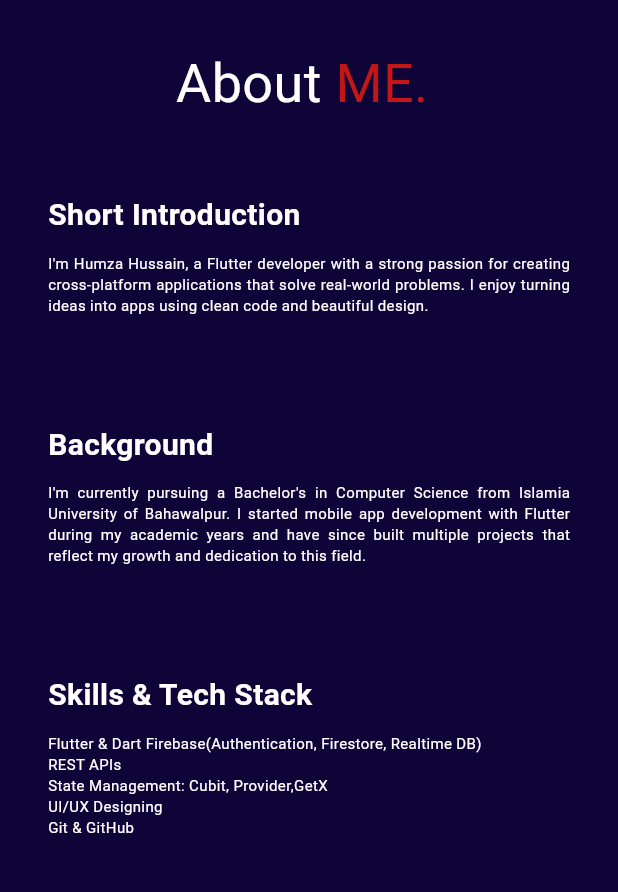
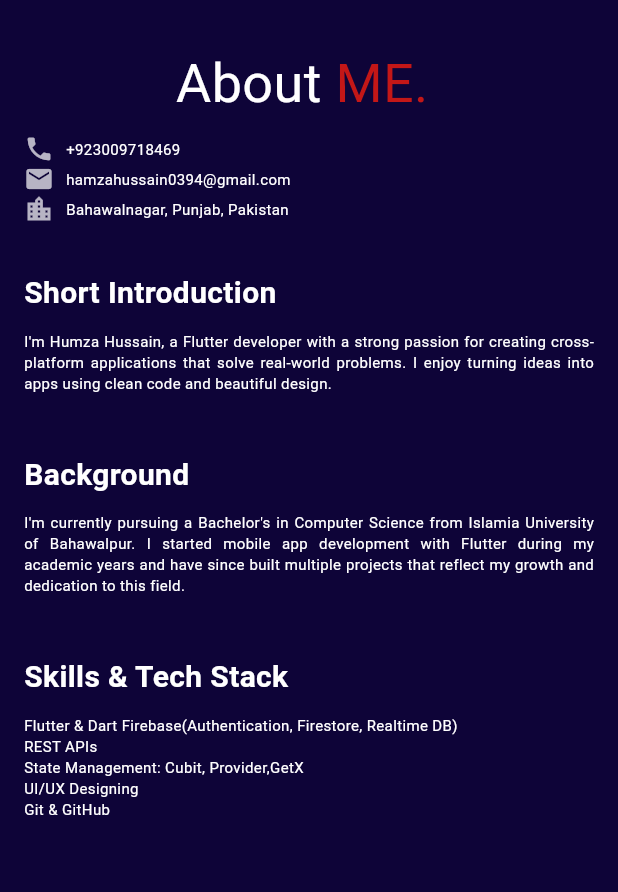
Before and after one commit to hamzaMalik469/my_portfolio, a Flutter app: the About screen opened by its route, on a phone screen of 412 x 824 dp, the part 87-979 px from its top. Run offline on Flutter 3.47's test engine with Material 3 defaults, Android fonts, the phone set to English and light mode, and no system bars; our stand-ins replace firebase_core, get, google_fonts, url_strategy; missing offline and left inert: dart:html; accounts and stored records are empty; Roboto replaces fonts that are missing (Aladin).

Commit message:
contact info and icons added

```diff
--- a/lib/Common Widgets/drawer.dart
+++ b/lib/Common Widgets/drawer.dart
@@ -2,8 +2,19 @@ import 'package:flutter/foundation.dart';
 import 'package:flutter/material.dart';
 import 'package:get/get.dart';
 import 'package:google_fonts/google_fonts.dart';
+import 'package:my_portfolio/Utility/icons_strings.dart';
+import 'package:url_launcher/url_launcher.dart';
 import 'dart:html' as html;
 import '../Utility/colors.dart';
+
+void _launchURL(String url) async {
+  final uri = Uri.parse(url);
+  if (await canLaunchUrl(uri)) {
+    await launchUrl(uri, mode: LaunchMode.externalApplication);
+  } else {
+    throw 'Could not launch $url';
+  }
+}
 
 Drawer myDrawer = Drawer(
   backgroundColor: blue,
@@ -11,12 +22,56 @@ Drawer myDrawer = Drawer(
     padding: EdgeInsets.zero,
     children: [
       DrawerHeader(
-        decoration: BoxDecoration(color: red),
-        child: Text(
-          'Navigation',
-          style: GoogleFonts.aladin(fontSize: 28, color: white),
-        ),
-      ),
+          decoration: BoxDecoration(color: blue),
+          child: Column(
+            mainAxisAlignment: MainAxisAlignment.spaceEvenly,
+            children: [
+              Row(
+                children: [
+                  Text("Humza",
+                      style:
+                          GoogleFonts.islandMoments(color: red, fontSize: 50)),
+                  const SizedBox(width: 5),
+                  Text("Hussain",
+                      style: GoogleFonts.islandMoments(
+                          color: white, fontSize: 50)),
+                ],
+              ),
+              Row(
+                children: [
+                  InkWell(
+                    onTap: () {
+                      _launchURL('https://github.com/hamzaMalik469');
+                    },
+                    child: CircleAvatar(
+                      backgroundColor: blue,
+                      child: Image.asset(github),
+                    ),
+                  ),
+                  InkWell(
+                    onTap: () {
+                      _launchURL(
+                          'https://www.linkedin.com/in/hamza-hussain-431132283?utm_source=share&utm_campaign=share_via&utm_content=profile&utm_medium=web');
+                    },
+                    child: CircleAvatar(
+                      backgroundColor: blue,
+                      child: Image.asset(linkedin),
+                    ),
+                  ),
+                  InkWell(
+                    onTap: () {
+                      _launchURL(
+                          'https://wa.me/923009718469'); // Replace with your WhatsApp number
+                    },
+                    child: CircleAvatar(
+                      backgroundColor: blue,
+                      child: Image.asset(whatsapp),
+                    ),
+                  ),
+                ],
+              )
+            ],
+          )),
       ListTile(
         title: Text('Home', style: GoogleFonts.inriaSerif(color: white)),
         onTap: () => Get.toNamed("/Home"),
--- a/lib/Common Widgets/nav_bar.dart
+++ b/lib/Common Widgets/nav_bar.dart
@@ -2,8 +2,11 @@ import 'package:flutter/material.dart';
 import 'package:google_fonts/google_fonts.dart';
 import 'package:get/get.dart';
 import 'package:flutter/foundation.dart'; // for kIsWeb
+import 'package:url_launcher/url_launcher.dart';
 import '../Utility/colors.dart';
 import 'dart:html' as html;
+
+import '../Utility/icons_strings.dart';
 
 class NavBar extends StatelessWidget {
   const NavBar({super.key, required this.selectedPage});
@@ -12,6 +15,15 @@ class NavBar extends StatelessWidget {
 
   @override
   Widget build(BuildContext context) {
+
+    void _launchURL(String url) async {
+      final uri = Uri.parse(url);
+      if (await canLaunchUrl(uri)) {
+        await launchUrl(uri, mode: LaunchMode.externalApplication);
+      } else {
+        throw 'Could not launch $url';
+      }
+    }
     return LayoutBuilder(
       builder: (context, constraints) {
         if (constraints.maxWidth > 800) {
@@ -38,6 +50,39 @@ class NavBar extends StatelessWidget {
                   _navItem("Home", "/Home"),
                   _navItem("Projects", "/Projects"),
                   _navItem("About", "/About"),
+                  Row(
+                    children: [
+                      InkWell(
+                        onTap: () {
+                          _launchURL('https://github.com/hamzaMalik469');
+                        },
+                        child: CircleAvatar(
+                          backgroundColor: blue,
+                          child: Image.asset(github),
+                        ),
+                      ),
+                      InkWell(
+                        onTap: () {
+                          _launchURL(
+                              'https://www.linkedin.com/in/hamza-hussain-431132283?utm_source=share&utm_campaign=share_via&utm_content=profile&utm_medium=web');
+                        },
+                        child: CircleAvatar(
+                          backgroundColor: blue,
+                          child: Image.asset(linkedin),
+                        ),
+                      ),
+                      InkWell(
+                        onTap: () {
+                          _launchURL(
+                              'https://wa.me/923009718469'); // Replace with your WhatsApp number
+                        },
+                        child: CircleAvatar(
+                          backgroundColor: blue,
+                          child: Image.asset(whatsapp),
+                        ),
+                      ),
+                    ],
+                  ),
                   ElevatedButton(
                     onPressed: () {
                       if (kIsWeb) {
--- a/lib/Screens/About/about.dart
+++ b/lib/Screens/About/about.dart
@@ -46,7 +46,29 @@ class About extends StatelessWidget {
                     ),
                   ],
                 ),
-
+                SizedBox(
+                  height: 8,
+                ),
+                Column(
+                  mainAxisAlignment: MainAxisAlignment.spaceBetween,
+                  children: [
+                    ContactInfo(
+                      isMobile: isMobile,
+                      icon: Icons.phone,
+                      text: phone,
+                    ),
+                    ContactInfo(
+                      isMobile: isMobile,
+                      icon: Icons.email,
+                      text: email,
+                    ),
+                    ContactInfo(
+                      isMobile: isMobile,
+                      icon: Icons.location_city,
+                      text: address,
+                    ),
+                  ],
+                ),
                 const SizedBox(height: 32),
 
                 // 🔹 Info Boxes
@@ -76,6 +98,40 @@ class About extends StatelessWidget {
   }
 }
 
+class ContactInfo extends StatelessWidget {
+  const ContactInfo({
+    super.key,
+    required this.isMobile,
+    required this.icon,
+    required this.text,
+  });
+
+  final bool isMobile;
+  final IconData icon;
+  final String text;
+
+  @override
+  Widget build(BuildContext context) {
+    return Row(
+      children: [
+        Icon(
+          icon,
+          color: white.withOpacity(0.7),
+          size: isMobile ? 20 : 40,
+        ),
+        SizedBox(
+          width: 8,
+        ),
+        Text(
+          text,
+          style: GoogleFonts.inriaSerif(
+              color: white, fontSize: isMobile ? 10 : 30),
+        ),
+      ],
+    );
+  }
+}
+
 class AboutBox extends StatelessWidget {
   const AboutBox({
     super.key,
@@ -91,9 +147,7 @@ class AboutBox extends StatelessWidget {
     final width = MediaQuery.of(context).size.width;
     final isMobile = width < 700;
 
-    return Padding(
-      padding: const EdgeInsets.all(16.0),
-      child: Column(
+    return Column(
       crossAxisAlignment: CrossAxisAlignment.start,
       children: [
         // 🔹 Heading
@@ -118,7 +172,6 @@ class AboutBox extends StatelessWidget {
         ),
         const SizedBox(height: 40),
       ],
-      ),
     );
   }
 }
--- a/lib/Screens/Home/home.dart
+++ b/lib/Screens/Home/home.dart
@@ -6,7 +6,6 @@ import 'package:my_portfolio/Screens/Home/features.dart';
 import 'package:my_portfolio/Screens/Home/short_intro.dart';
 import 'package:my_portfolio/Utility/colors.dart';
 import 'package:my_portfolio/Utility/icons_strings.dart';
-import 'package:my_portfolio/Utility/strings.dart';
 
 class Home extends StatelessWidget {
   const Home({super.key});
--- a/lib/Screens/Home/short_intro.dart
+++ b/lib/Screens/Home/short_intro.dart
@@ -11,7 +11,7 @@ class ShortIntro extends StatelessWidget {
   Widget build(BuildContext context) {
     return LayoutBuilder(
       builder: (context, constraints) {
-        bool isMobile = constraints.maxWidth < 800;
+        bool isMobile = constraints.maxWidth < 600;
         double width= constraints.maxWidth;
 
         return Padding(
@@ -79,7 +79,9 @@ class ShortIntro extends StatelessWidget {
       decoration: BoxDecoration(
         shape: BoxShape.circle,
         color: Colors.white.withOpacity(0.05),
-        border: Border.all(color: white.withOpacity(0.2)),
+        border: Border.all(
+            width: 2,
+            color: white),
       ),
       child: CircleAvatar(
         radius: radius,
--- a/lib/Screens/Project/project.dart
+++ b/lib/Screens/Project/project.dart
@@ -209,7 +209,8 @@ class PicWidget extends StatelessWidget {
     return Padding(
       padding: const EdgeInsets.all(6.0),
       child: Container(
-        decoration: BoxDecoration(borderRadius: BorderRadius.circular(10)),
+        decoration: BoxDecoration(
+            color: white, borderRadius: BorderRadius.circular(10)),
         child: InkWell(
           onTap: () {
             Get.toNamed('/Image', arguments: {
--- a/lib/Utility/icons_strings.dart
+++ b/lib/Utility/icons_strings.dart
@@ -8,3 +8,6 @@ const String window='assets/icons/Window.png';
 const String ios='assets/icons/IOS.png';
 const String web='assets/icons/web.png';
 const String bullet='assets/icons/bullet.png';
+const String github='assets/icons/GitHub.png';
+const String linkedin='assets/icons/linkedIn.png';
+const String whatsapp='assets/icons/Whatsapp.png';
--- a/lib/Utility/strings.dart
+++ b/lib/Utility/strings.dart
@@ -18,3 +18,8 @@ REST APIs
 State Management: Cubit, Provider,GetX
 UI/UX Designing
 Git & GitHub""";
+
+
+const String email="hamzahussain0394@gmail.com";
+const String phone="+923009718469";
+const String address="Bahawalnagar, Punjab, Pakistan";
```
Also changed, not shown: assets/icons/GitHub.png (added), assets/icons/WhatsApp.png (added), assets/icons/linkedIn.png (added), pubspec.lock, 8 other files. Lines whose indentation alone changed are shown as unchanged.
